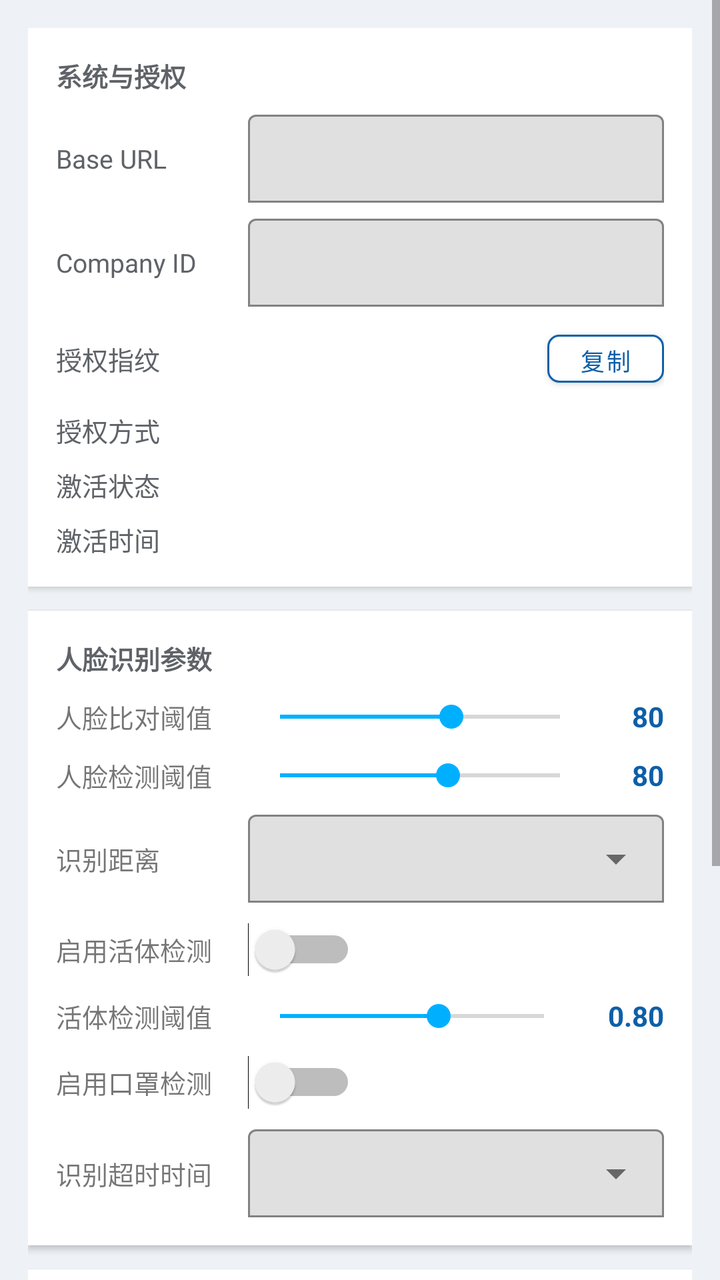
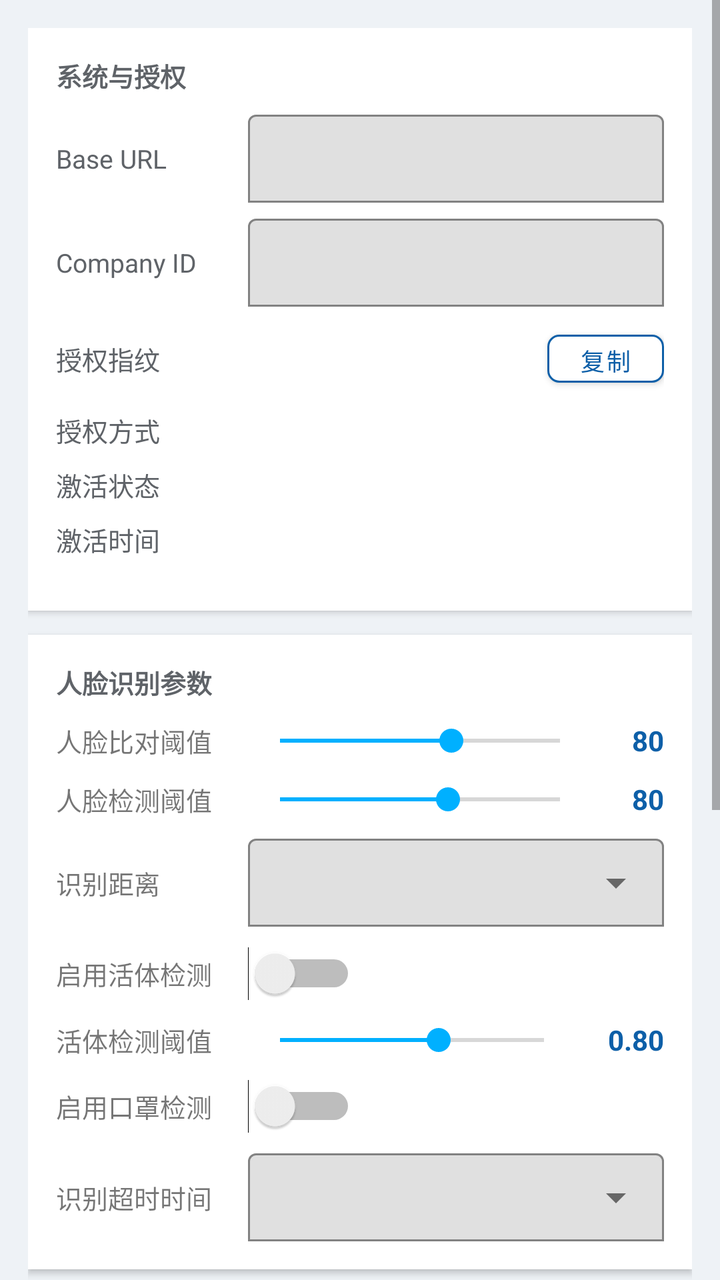

Two renders of the same Android screen: before a commit and after it. Below are the layout's source before the change and the commit's diff.
<!-- AndroidManifest.xml: application theme AppTheme -->
<!-- res/layout/fragment_advanced_config.xml -->
﻿<?xml version="1.0" encoding="utf-8"?>
<LinearLayout xmlns:android="http://schemas.android.com/apk/res/android"
    xmlns:app="http://schemas.android.com/apk/res-auto"
    android:layout_width="match_parent"
    android:layout_height="match_parent"
    android:orientation="vertical">

    <ScrollView
        android:layout_width="match_parent"
        android:layout_height="match_parent">

        <LinearLayout
            android:layout_width="match_parent"
            android:layout_height="wrap_content"
            android:orientation="vertical"
            android:padding="14dp">

            <LinearLayout
                android:layout_width="match_parent"
                android:layout_height="wrap_content"
                android:layout_marginBottom="12dp"
                android:background="@color/white"
                android:elevation="2dp"
                android:orientation="vertical"
                android:padding="14dp">

                <TextView
                    android:layout_width="wrap_content"
                    android:layout_height="wrap_content"
                    android:layout_marginBottom="10dp"
                    android:text="系统与授权"
                    android:textColor="@color/text_secondary"
                    android:textSize="13sp"
                    android:textStyle="bold" />

                <LinearLayout
                    android:layout_width="match_parent"
                    android:layout_height="wrap_content"
                    android:layout_marginBottom="8dp"
                    android:gravity="center_vertical"
                    android:orientation="horizontal">

                    <TextView
                        android:layout_width="96dp"
                        android:layout_height="wrap_content"
                        android:text="Base URL"
                        android:textColor="@color/text_secondary"
                        android:textSize="13sp" />

                    <com.google.android.material.textfield.TextInputLayout
                        android:layout_width="0dp"
                        android:layout_height="wrap_content"
                        android:layout_weight="1"
                        app:boxBackgroundMode="outline"
                        app:boxStrokeColor="@color/primary"
                        app:hintEnabled="false">

                        <com.google.android.material.textfield.TextInputEditText
                            android:id="@+id/et_base_url"
                            android:layout_width="match_parent"
                            android:layout_height="wrap_content"
                            android:inputType="textUri"
                            android:maxLines="1"
                            android:minHeight="44dp"
                            android:paddingStart="10dp"
                            android:paddingTop="12dp"
                            android:paddingEnd="10dp"
                            android:paddingBottom="12dp"
                            android:textColor="@color/text_primary"
                            android:textSize="13sp" />
                    </com.google.android.material.textfield.TextInputLayout>
                </LinearLayout>

                <LinearLayout
                    android:layout_width="match_parent"
                    android:layout_height="wrap_content"
                    android:layout_marginBottom="8dp"
                    android:gravity="center_vertical"
                    android:orientation="horizontal">

                    <TextView
                        android:layout_width="96dp"
                        android:layout_height="wrap_content"
                        android:text="Company ID"
                        android:textColor="@color/text_secondary"
                        android:textSize="13sp" />

                    <com.google.android.material.textfield.TextInputLayout
                        android:layout_width="0dp"
                        android:layout_height="wrap_content"
                        android:layout_weight="1"
                        app:boxBackgroundMode="outline"
                        app:boxStrokeColor="@color/primary"
                        app:hintEnabled="false">

                        <com.google.android.material.textfield.TextInputEditText
                            android:id="@+id/et_company_id"
                            android:layout_width="match_parent"
                            android:layout_height="wrap_content"
                            android:inputType="number"
                            android:maxLines="1"
                            android:minHeight="44dp"
                            android:paddingStart="10dp"
                            android:paddingTop="12dp"
                            android:paddingEnd="10dp"
                            android:paddingBottom="12dp"
                            android:textColor="@color/text_primary"
                            android:textSize="13sp" />
                    </com.google.android.material.textfield.TextInputLayout>
                </LinearLayout>

                <LinearLayout
                    android:layout_width="match_parent"
                    android:layout_height="wrap_content"
                    android:layout_marginBottom="8dp"
                    android:gravity="center_vertical"
                    android:orientation="horizontal">

                    <TextView
                        android:layout_width="96dp"
                        android:layout_height="wrap_content"
                        android:text="授权指纹"
                        android:textColor="@color/text_secondary"
                        android:textSize="13sp" />

                    <TextView
                        android:id="@+id/tv_baidu_fingerprint"
                        android:layout_width="0dp"
                        android:layout_height="wrap_content"
                        android:layout_weight="1"
                        android:maxLines="2"
                        android:textColor="@color/text_primary"
                        android:textSize="12sp" />

                    <com.google.android.material.button.MaterialButton
                        android:id="@+id/btn_copy_fingerprint"
                        android:layout_width="wrap_content"
                        android:layout_height="36dp"
                        android:layout_marginStart="8dp"
                        android:minWidth="0dp"
                        android:text="复制"
                        android:textAllCaps="false"
                        android:textColor="@color/primary"
                        android:textSize="12sp"
                        app:backgroundTint="@color/white"
                        app:cornerRadius="6dp"
                        app:strokeColor="@color/primary"
                        app:strokeWidth="1dp" />
                </LinearLayout>

                <LinearLayout
                    android:layout_width="match_parent"
                    android:layout_height="wrap_content"
                    android:layout_marginBottom="8dp"
                    android:orientation="horizontal">

                    <TextView
                        android:layout_width="96dp"
                        android:layout_height="wrap_content"
                        android:text="授权方式"
                        android:textColor="@color/text_secondary"
                        android:textSize="13sp" />

                    <TextView
                        android:id="@+id/tv_activation_mode"
                        android:layout_width="0dp"
                        android:layout_height="wrap_content"
                        android:layout_weight="1"
                        android:textColor="@color/text_primary"
                        android:textSize="13sp" />
                </LinearLayout>

                <LinearLayout
                    android:layout_width="match_parent"
                    android:layout_height="wrap_content"
                    android:layout_marginBottom="8dp"
                    android:orientation="horizontal">

                    <TextView
                        android:layout_width="96dp"
                        android:layout_height="wrap_content"
                        android:text="激活状态"
                        android:textColor="@color/text_secondary"
                        android:textSize="13sp" />

                    <TextView
                        android:id="@+id/tv_activation_status"
                        android:layout_width="0dp"
                        android:layout_height="wrap_content"
                        android:layout_weight="1"
                        android:textColor="@color/text_primary"
                        android:textSize="13sp" />
                </LinearLayout>

                <LinearLayout
                    android:layout_width="match_parent"
                    android:layout_height="wrap_content"
                    android:orientation="horizontal">

                    <TextView
                        android:layout_width="96dp"
                        android:layout_height="wrap_content"
                        android:text="激活时间"
                        android:textColor="@color/text_secondary"
                        android:textSize="13sp" />

                    <TextView
                        android:id="@+id/tv_activation_time"
                        android:layout_width="0dp"
                        android:layout_height="wrap_content"
                        android:layout_weight="1"
                        android:textColor="@color/text_primary"
                        android:textSize="12sp" />
                </LinearLayout>
            </LinearLayout>

            <LinearLayout
                android:layout_width="match_parent"
                android:layout_height="wrap_content"
                android:layout_marginBottom="12dp"
                android:background="@color/white"
                android:elevation="2dp"
                android:orientation="vertical"
                android:padding="14dp">

                <TextView
                    android:layout_width="wrap_content"
                    android:layout_height="wrap_content"
                    android:layout_marginBottom="10dp"
                    android:text="人脸识别参数"
                    android:textColor="@color/text_secondary"
                    android:textSize="13sp"
                    android:textStyle="bold" />

                <LinearLayout
                    android:layout_width="match_parent"
                    android:layout_height="wrap_content"
                    android:gravity="center_vertical"
                    android:orientation="horizontal">

                    <TextView
                        android:layout_width="96dp"
                        android:layout_height="wrap_content"
                        android:text="人脸比对阈值"
                        android:textSize="13sp" />

                    <SeekBar
                        android:id="@+id/seek_match_threshold"
                        android:layout_width="0dp"
                        android:layout_height="wrap_content"
                        android:layout_weight="1"
                        android:max="99"
                        android:min="50"
                        android:progress="80" />

                    <TextView
                        android:id="@+id/tv_threshold_value"
                        android:layout_width="36dp"
                        android:layout_height="wrap_content"
                        android:gravity="end"
                        android:text="80"
                        android:textColor="@color/primary"
                        android:textStyle="bold" />
                </LinearLayout>

                <LinearLayout
                    android:layout_width="match_parent"
                    android:layout_height="wrap_content"
                    android:layout_marginTop="10dp"
                    android:gravity="center_vertical"
                    android:orientation="horizontal">

                    <TextView
                        android:layout_width="96dp"
                        android:layout_height="wrap_content"
                        android:text="人脸检测阈值"
                        android:textSize="13sp" />

                    <SeekBar
                        android:id="@+id/seek_face_threshold"
                        android:layout_width="0dp"
                        android:layout_height="wrap_content"
                        android:layout_weight="1"
                        android:max="100"
                        android:min="50"
                        android:progress="80" />

                    <TextView
                        android:id="@+id/tv_face_threshold_value"
                        android:layout_width="36dp"
                        android:layout_height="wrap_content"
                        android:gravity="end"
                        android:text="80"
                        android:textColor="@color/primary"
                        android:textStyle="bold" />
                </LinearLayout>

                <LinearLayout
                    android:layout_width="match_parent"
                    android:layout_height="wrap_content"
                    android:layout_marginTop="10dp"
                    android:gravity="center_vertical"
                    android:orientation="horizontal">

                    <TextView
                        android:layout_width="96dp"
                        android:layout_height="wrap_content"
                        android:text="识别距离"
                        android:textSize="13sp" />

                    <com.google.android.material.textfield.TextInputLayout
                        android:layout_width="0dp"
                        android:layout_height="wrap_content"
                        android:layout_weight="1"
                        app:boxBackgroundMode="outline"
                        app:boxStrokeColor="@color/primary"
                        app:endIconMode="dropdown_menu"
                        app:hintEnabled="false">

                        <com.google.android.material.textfield.MaterialAutoCompleteTextView
                            android:id="@+id/dropdown_distance_mode"
                            android:layout_width="match_parent"
                            android:layout_height="44dp"
                            android:clickable="true"
                            android:cursorVisible="false"
                            android:dropDownVerticalOffset="4dp"
                            android:inputType="none"
                            android:paddingStart="10dp"
                            android:paddingEnd="10dp"
                            android:singleLine="true" />
                    </com.google.android.material.textfield.TextInputLayout>
                </LinearLayout>

                <LinearLayout
                    android:layout_width="match_parent"
                    android:layout_height="wrap_content"
                    android:layout_marginTop="10dp"
                    android:gravity="center_vertical"
                    android:orientation="horizontal">

                    <TextView
                        android:layout_width="96dp"
                        android:layout_height="wrap_content"
                        android:text="启用活体检测"
                        android:textSize="13sp" />

                    <Switch
                        android:id="@+id/switch_liveness"
                        android:layout_width="wrap_content"
                        android:layout_height="wrap_content" />
                </LinearLayout>

                <LinearLayout
                    android:layout_width="match_parent"
                    android:layout_height="wrap_content"
                    android:layout_marginTop="10dp"
                    android:gravity="center_vertical"
                    android:orientation="horizontal">

                    <TextView
                        android:layout_width="96dp"
                        android:layout_height="wrap_content"
                        android:text="活体检测阈值"
                        android:textSize="13sp" />

                    <SeekBar
                        android:id="@+id/seek_liveness_threshold"
                        android:layout_width="0dp"
                        android:layout_height="wrap_content"
                        android:layout_weight="1"
                        android:max="100"
                        android:min="50"
                        android:progress="80" />

                    <TextView
                        android:id="@+id/tv_liveness_threshold_value"
                        android:layout_width="44dp"
                        android:layout_height="wrap_content"
                        android:gravity="end"
                        android:text="0.80"
                        android:textColor="@color/primary"
                        android:textStyle="bold" />
                </LinearLayout>

                <LinearLayout
                    android:layout_width="match_parent"
                    android:layout_height="wrap_content"
                    android:layout_marginTop="10dp"
                    android:gravity="center_vertical"
                    android:orientation="horizontal">

                    <TextView
                        android:layout_width="96dp"
                        android:layout_height="wrap_content"
                        android:text="启用口罩检测"
                        android:textSize="13sp" />

                    <Switch
                        android:id="@+id/switch_mask_detect"
                        android:layout_width="wrap_content"
                        android:layout_height="wrap_content" />
                </LinearLayout>

                <LinearLayout
                    android:layout_width="match_parent"
                    android:layout_height="wrap_content"
                    android:layout_marginTop="10dp"
                    android:gravity="center_vertical"
                    android:orientation="horizontal">

                    <TextView
                        android:layout_width="96dp"
                        android:layout_height="wrap_content"
                        android:text="识别超时时间"
                        android:textSize="13sp" />

                    <com.google.android.material.textfield.TextInputLayout
                        android:layout_width="0dp"
                        android:layout_height="wrap_content"
                        android:layout_weight="1"
                        app:boxBackgroundMode="outline"
                        app:boxStrokeColor="@color/primary"
                        app:endIconMode="dropdown_menu"
                        app:hintEnabled="false">

                        <com.google.android.material.textfield.MaterialAutoCompleteTextView
                            android:id="@+id/dropdown_recognition_timeout"
                            android:layout_width="match_parent"
                            android:layout_height="44dp"
                            android:clickable="true"
                            android:cursorVisible="false"
                            android:dropDownVerticalOffset="4dp"
                            android:inputType="none"
                            android:paddingStart="10dp"
                            android:paddingEnd="10dp"
                            android:singleLine="true" />
                    </com.google.android.material.textfield.TextInputLayout>
                </LinearLayout>
            </LinearLayout>

            <LinearLayout
                android:layout_width="match_parent"
                android:layout_height="wrap_content"
                android:layout_marginBottom="12dp"
                android:background="@color/white"
                android:elevation="2dp"
                android:orientation="vertical"
                android:padding="14dp">

                <TextView
                    android:layout_width="wrap_content"
                    android:layout_height="wrap_content"
                    android:text="调试"
                    android:textColor="@color/text_secondary"
                    android:textSize="13sp"
                    android:textStyle="bold" />

                <TextView
                    android:layout_width="match_parent"
                    android:layout_height="wrap_content"
                    android:layout_marginTop="6dp"
                    android:layout_marginBottom="12dp"
                    android:text="查看与平台交互日志，或直接核对当前设备本地人员库。"
                    android:textColor="@color/text_secondary"
                    android:textSize="12sp" />

                <com.google.android.material.button.MaterialButton
                    android:id="@+id/btn_view_logs"
                    android:layout_width="match_parent"
                    android:layout_height="44dp"
                    android:layout_marginBottom="10dp"
                    android:text="查看日志"
                    android:textAllCaps="false"
                    android:textColor="@color/primary"
                    app:backgroundTint="@color/white"
                    app:cornerRadius="8dp"
                    app:strokeColor="@color/primary"
                    app:strokeWidth="1dp" />

                <com.google.android.material.button.MaterialButton
                    android:id="@+id/btn_view_local_employees"
                    android:layout_width="match_parent"
                    android:layout_height="44dp"
                    android:text="查看本地人员列表"
                    android:textAllCaps="false"
                    android:textColor="@color/primary"
                    app:backgroundTint="@color/white"
                    app:cornerRadius="8dp"
                    app:strokeColor="@color/primary"
                    app:strokeWidth="1dp" />
            </LinearLayout>

            <Button
                android:id="@+id/btn_save_config"
                android:layout_width="match_parent"
                android:layout_height="48dp"
                android:layout_marginBottom="10dp"
                android:background="@color/primary"
                android:text="保存高级配置"
                android:textColor="@color/white"
                android:textSize="15sp"
                android:textStyle="bold" />

            <Button
                android:id="@+id/btn_kiosk_mode"
                android:layout_width="match_parent"
                android:layout_height="46dp"
                android:background="@drawable/bg_btn_outline_red"
                android:text="退出 Kiosk 模式"
                android:textColor="@color/red"
                android:textSize="15sp" />
        </LinearLayout>
    </ScrollView>
</LinearLayout>
<!-- resources referenced by this layout -->
<resources>
  <color name="primary">#0D5FA8</color>
  <color name="red">#C62828</color>
  <color name="text_primary">#1D1D1F</color>
  <color name="text_secondary">#5F6368</color>
  <color name="white">#FFFFFF</color>
  <!-- drawable bg_btn_outline_red (drawable) -->
  <?xml version="1.0" encoding="utf-8"?>
  <shape xmlns:android="http://schemas.android.com/apk/res/android">
      <stroke android:width="2dp" android:color="#C62828"/>
      <corners android:radius="8dp"/>
      <solid android:color="@android:color/white"/>
  </shape>
  <style name="AppTheme" parent="Theme.MaterialComponents.Light.NoActionBar">
          <item name="colorPrimary">@color/primary</item>
          <item name="colorPrimaryDark">@color/primary_dark</item>
          <item name="colorAccent">@color/accent</item>
          <item name="android:windowBackground">@color/bg</item>
      </style>
  <color name="primary_dark">#0B4F8C</color>
  <color name="accent">#00B0FF</color>
  <color name="bg">#EEF2F6</color>
</resources>

<!-- the commit's change to res/layout/fragment_advanced_config.xml (unified diff, before → after) -->
@@ -195,6 +195,7 @@
                 <LinearLayout
                     android:layout_width="match_parent"
                     android:layout_height="wrap_content"
+                    android:layout_marginBottom="12dp"
                     android:orientation="horizontal">
 
                     <TextView
@@ -212,6 +213,7 @@
                         android:textColor="@color/text_primary"
                         android:textSize="12sp" />
                 </LinearLayout>
+
             </LinearLayout>
 
             <LinearLayout
@@ -481,12 +483,25 @@
                     android:id="@+id/btn_view_local_employees"
                     android:layout_width="match_parent"
                     android:layout_height="44dp"
+                    android:layout_marginBottom="10dp"
                     android:text="查看本地人员列表"
                     android:textAllCaps="false"
                     android:textColor="@color/primary"
                     app:backgroundTint="@color/white"
                     app:cornerRadius="8dp"
                     app:strokeColor="@color/primary"
+                    app:strokeWidth="1dp" />
+
+                <com.google.android.material.button.MaterialButton
+                    android:id="@+id/btn_clear_device_owner"
+                    android:layout_width="match_parent"
+                    android:layout_height="44dp"
+                    android:text="解除 Device Owner"
+                    android:textAllCaps="false"
+                    android:textColor="@color/red"
+                    app:backgroundTint="@color/white"
+                    app:cornerRadius="8dp"
+                    app:strokeColor="@color/red"
                     app:strokeWidth="1dp" />
             </LinearLayout>
 
